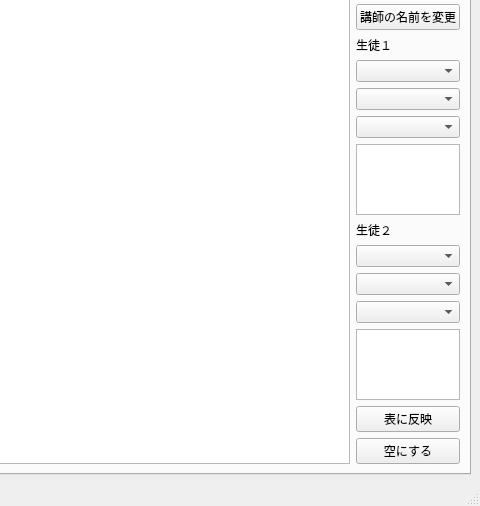
Old version of the form mainwindow.ui in the repository ROMEKANA/TimeTable; both pictures show x 221 to 701 and y 155 to 661 of the 701 by 661 pixel window.
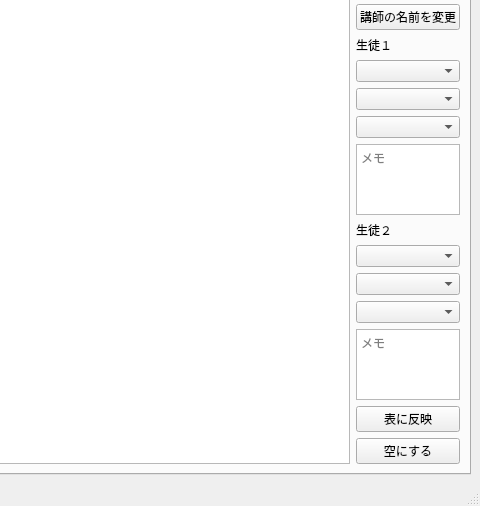
New version of the form.

Commit message: コンボボックスにプレースホルダーテキストを追加し、セルテキストの取得処理を整理

Patch:
```diff
--- a/mainwindow.ui
+++ b/mainwindow.ui
@@ -88,10 +88,18 @@
              </widget>
             </item>
             <item>
-             <widget class="QComboBox" name="student1ComboBox"/>
+             <widget class="QComboBox" name="student1GradeComboBox">
+              <property name="placeholderText">
+               <string>学年</string>
+              </property>
+             </widget>
             </item>
             <item>
-             <widget class="QComboBox" name="student1GradeComboBox"/>
+             <widget class="QComboBox" name="student1ComboBox">
+              <property name="placeholderText">
+               <string>生徒１</string>
+              </property>
+             </widget>
             </item>
             <item>
              <widget class="QComboBox" name="student1SubjectComboBox"/>
@@ -101,6 +109,9 @@
               <property name="cursor" stdset="0">
                <cursorShape>IBeamCursor</cursorShape>
               </property>
+              <property name="placeholderText">
+               <string>メモ</string>
+              </property>
              </widget>
             </item>
             <item>
@@ -123,10 +134,18 @@
              </widget>
             </item>
             <item>
-             <widget class="QComboBox" name="student2ComboBox"/>
+             <widget class="QComboBox" name="student2GradeComboBox">
+              <property name="placeholderText">
+               <string>学年</string>
+              </property>
+             </widget>
             </item>
             <item>
-             <widget class="QComboBox" name="student2GradeComboBox"/>
+             <widget class="QComboBox" name="student2ComboBox">
+              <property name="placeholderText">
+               <string>生徒２</string>
+              </property>
+             </widget>
             </item>
             <item>
              <widget class="QComboBox" name="student2SubjectComboBox"/>
@@ -136,6 +155,9 @@
               <property name="cursor" stdset="0">
                <cursorShape>IBeamCursor</cursorShape>
               </property>
+              <property name="placeholderText">
+               <string>メモ</string>
+              </property>
              </widget>
             </item>
             <item>
```
Left out of the diff: 18 changed lines with no effect on the pictures. The commit also changes 1 other file.
